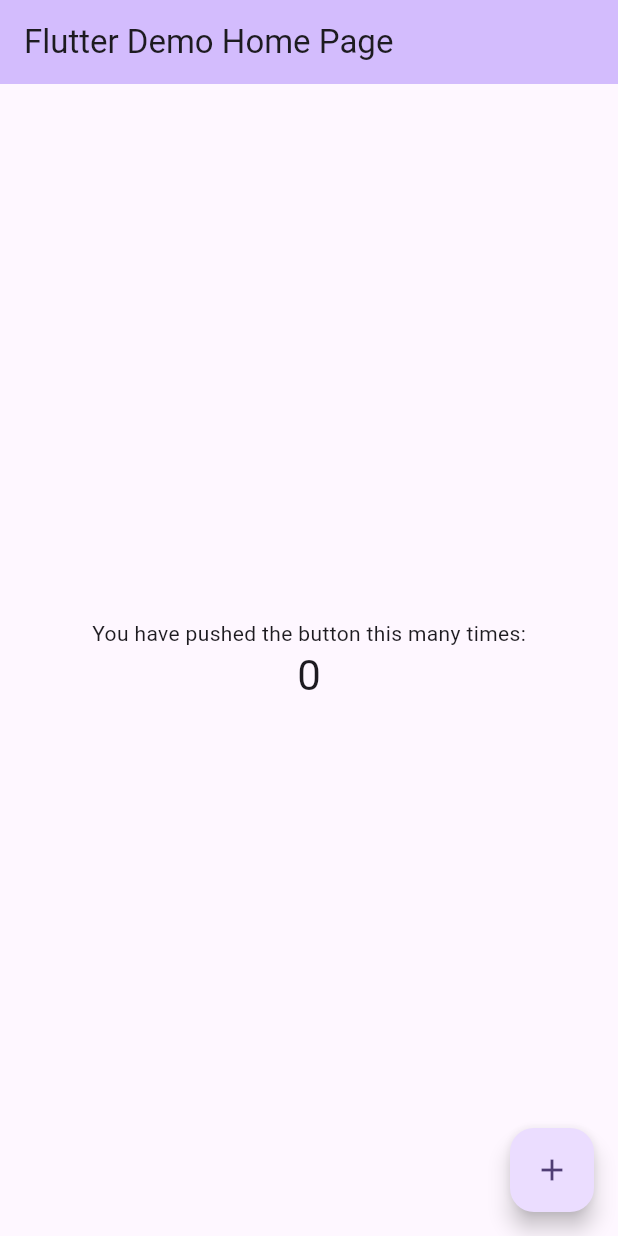
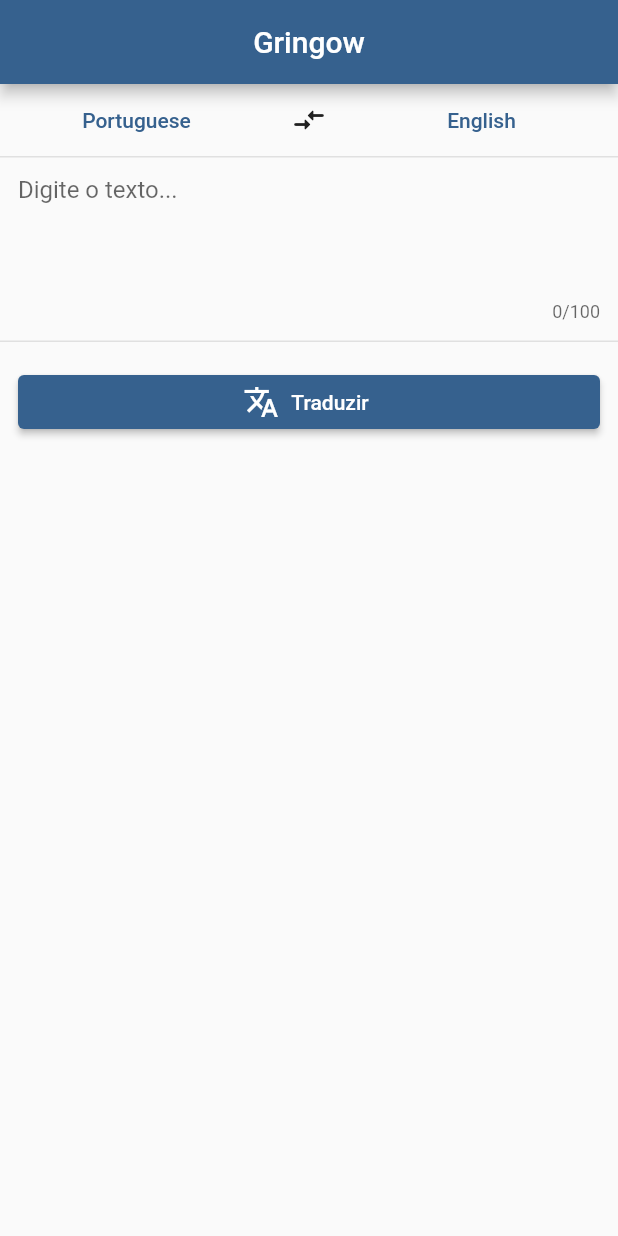
Before and after one commit to willianveit/translator-gpt, a Flutter app: the screen it shows after launch, on a phone screen of 412 x 824 dp. Run offline on Flutter 3.47's test engine with Material 2 defaults, Android fonts, the phone set to English and light mode, and no system bars; our stand-ins replace flutter_bloc, flutter_modular; missing offline and left inert: dart_openai.

Commit message:
primeira versao

```diff
--- /dev/null
+++ b/lib/app_strings.dart
@@ -0,0 +1,3 @@
+class AppStrings {
+  static const String appName = 'Gringow';
+}
--- /dev/null
+++ b/lib/app_widget.dart
@@ -0,0 +1,27 @@
+import 'package:flutter/material.dart';
+import 'package:flutter_modular/flutter_modular.dart';
+import 'app_strings.dart';
+
+class AppWidget extends StatelessWidget {
+  const AppWidget({Key? key}) : super(key: key);
+
+  @override
+  Widget build(BuildContext context) {
+    return MaterialApp.router(
+      title: AppStrings.appName,
+      debugShowCheckedModeBanner: false,
+      routeInformationParser: Modular.routeInformationParser,
+      routerDelegate: Modular.routerDelegate,
+      theme: ThemeData(
+        colorScheme: ColorScheme.fromSeed(
+          seedColor: Colors.blue,
+        ),
+        checkboxTheme: CheckboxThemeData(
+          fillColor: MaterialStateProperty.all(
+            Colors.blueGrey,
+          ),
+        ),
+      ),
+    );
+  }
+}
--- a/lib/main.dart
+++ b/lib/main.dart
@@ -1,125 +1,19 @@
+import 'package:dart_openai/dart_openai.dart';
 import 'package:flutter/material.dart';
+import 'package:flutter_modular/flutter_modular.dart';
+
+import 'app_module.dart';
+import 'app_widget.dart';
 
 void main() {
-  runApp(const MyApp());
+  // Crie sua api-key em
+  // https://platform.openai.com/account/api-keys
+  OpenAI.apiKey = 'sua api-key';
+  OpenAI.organization = "sua organização";
+  runApp(
+    ModularApp(
+      module: AppModule(),
+      child: const AppWidget(),
+    ),
+  );
 }
-
-class MyApp extends StatelessWidget {
-  const MyApp({super.key});
-
-  // This widget is the root of your application.
-  @override
-  Widget build(BuildContext context) {
-    return MaterialApp(
-      title: 'Flutter Demo',
-      theme: ThemeData(
-        // This is the theme of your application.
-        //
-        // TRY THIS: Try running your application with "flutter run". You'll see
-        // the application has a blue toolbar. Then, without quitting the app,
-        // try changing the seedColor in the colorScheme below to Colors.green
-        // and then invoke "hot reload" (save your changes or press the "hot
-        // reload" button in a Flutter-supported IDE, or press "r" if you used
-        // the command line to start the app).
-        //
-        // Notice that the counter didn't reset back to zero; the application
-        // state is not lost during the reload. To reset the state, use hot
-        // restart instead.
-        //
-        // This works for code too, not just values: Most code changes can be
-        // tested with just a hot reload.
-        colorScheme: ColorScheme.fromSeed(seedColor: Colors.deepPurple),
-        useMaterial3: true,
-      ),
-      home: const MyHomePage(title: 'Flutter Demo Home Page'),
-    );
-  }
-}
-
-class MyHomePage extends StatefulWidget {
-  const MyHomePage({super.key, required this.title});
-
-  // This widget is the home page of your application. It is stateful, meaning
-  // that it has a State object (defined below) that contains fields that affect
-  // how it looks.
-
-  // This class is the configuration for the state. It holds the values (in this
-  // case the title) provided by the parent (in this case the App widget) and
-  // used by the build method of the State. Fields in a Widget subclass are
-  // always marked "final".
-
-  final String title;
-
-  @override
-  State<MyHomePage> createState() => _MyHomePageState();
-}
-
-class _MyHomePageState extends State<MyHomePage> {
-  int _counter = 0;
-
-  void _incrementCounter() {
-    setState(() {
-      // This call to setState tells the Flutter framework that something has
-      // changed in this State, which causes it to rerun the build method below
-      // so that the display can reflect the updated values. If we changed
-      // _counter without calling setState(), then the build method would not be
-      // called again, and so nothing would appear to happen.
-      _counter++;
-    });
-  }
-
-  @override
-  Widget build(BuildContext context) {
-    // This method is rerun every time setState is called, for instance as done
-    // by the _incrementCounter method above.
-    //
-    // The Flutter framework has been optimized to make rerunning build methods
-    // fast, so that you can just rebuild anything that needs updating rather
-    // than having to individually change instances of widgets.
-    return Scaffold(
-      appBar: AppBar(
-        // TRY THIS: Try changing the color here to a specific color (to
-        // Colors.amber, perhaps?) and trigger a hot reload to see the AppBar
-        // change color while the other colors stay the same.
-        backgroundColor: Theme.of(context).colorScheme.inversePrimary,
-        // Here we take the value from the MyHomePage object that was created by
-        // the App.build method, and use it to set our appbar title.
-        title: Text(widget.title),
-      ),
-      body: Center(
-        // Center is a layout widget. It takes a single child and positions it
-        // in the middle of the parent.
-        child: Column(
-          // Column is also a layout widget. It takes a list of children and
-          // arranges them vertically. By default, it sizes itself to fit its
-          // children horizontally, and tries to be as tall as its parent.
-          //
-          // Column has various properties to control how it sizes itself and
-          // how it positions its children. Here we use mainAxisAlignment to
-          // center the children vertically; the main axis here is the vertical
-          // axis because Columns are vertical (the cross axis would be
-          // horizontal).
-          //
-          // TRY THIS: Invoke "debug painting" (choose the "Toggle Debug Paint"
-          // action in the IDE, or press "p" in the console), to see the
-          // wireframe for each widget.
-          mainAxisAlignment: MainAxisAlignment.center,
-          children: <Widget>[
-            const Text(
-              'You have pushed the button this many times:',
-            ),
-            Text(
-              '$_counter',
-              style: Theme.of(context).textTheme.headlineMedium,
-            ),
-          ],
-        ),
-      ),
-      floatingActionButton: FloatingActionButton(
-        onPressed: _incrementCounter,
-        tooltip: 'Increment',
-        child: const Icon(Icons.add),
-      ), // This trailing comma makes auto-formatting nicer for build methods.
-    );
-  }
-}
--- /dev/null
+++ b/lib/translater/controllers/translater_state.dart
@@ -0,0 +1,29 @@
+part of 'translater_bloc.dart';
+
+class TranslaterState {
+  final Status translaterStatus;
+  final String response;
+  final Language firstLanguageSelected;
+  final Language secondLanguageSelected;
+
+  const TranslaterState({
+    this.translaterStatus = Status.initial,
+    this.response = '',
+    this.firstLanguageSelected = Language.Portuguese,
+    this.secondLanguageSelected = Language.English,
+  });
+
+  TranslaterState copyWith({
+    Status? translaterStatus,
+    String? response,
+    Language? firstLanguageSelected,
+    Language? secondLanguageSelected,
+  }) {
+    return TranslaterState(
+      translaterStatus: translaterStatus ?? this.translaterStatus,
+      response: response ?? this.response,
+      firstLanguageSelected: firstLanguageSelected ?? this.firstLanguageSelected,
+      secondLanguageSelected: secondLanguageSelected ?? this.secondLanguageSelected,
+    );
+  }
+}
--- /dev/null
+++ b/lib/translater/enums/language.dart
@@ -0,0 +1,11 @@
+enum Language {
+  Portuguese,
+  English,
+  Spanish,
+}
+
+const List<Language> languages = [
+  Language.Portuguese,
+  Language.English,
+  Language.Spanish,
+];
--- /dev/null
+++ b/lib/translater/enums/status.dart
@@ -0,0 +1,6 @@
+enum Status {
+  initial,
+  loading,
+  error,
+  success,
+}
--- /dev/null
+++ b/lib/translater/presentation/language_options_panel.dart
@@ -0,0 +1,95 @@
+import 'package:flutter/material.dart';
+import 'package:flutter_modular/flutter_modular.dart';
+
+import '../enums/language.dart';
+import 'modals/show_modal_g.dart';
+import 'widgets/divider_g.dart';
+
+class LanguageOptionsPanel extends StatelessWidget {
+  LanguageOptionsPanel({
+    super.key,
+    required this.firstLanguageSelected,
+    required this.secondLanguageSelected,
+    required this.onChangedFirstLanguage,
+    required this.onChangedsecondLanguage,
+    required this.onTapSwitchLanguage,
+  });
+
+  final Language firstLanguageSelected;
+  final Language secondLanguageSelected;
+  final Function(Language) onChangedFirstLanguage;
+  final Function(Language) onChangedsecondLanguage;
+  final VoidCallback onTapSwitchLanguage;
+
+  @override
+  Widget build(BuildContext context) {
+    return Container(
+      child: Column(
+        mainAxisAlignment: MainAxisAlignment.center,
+        children: [
+          Row(
+            children: [
+              Expanded(
+                child: TextButton(
+                  child: Text(
+                    firstLanguageSelected.name,
+                  ),
+                  onPressed: () => showModalLanguage(
+                    context,
+                    onChangedLanguage: onChangedFirstLanguage,
+                  ),
+                ),
+              ),
+              IconButton(
+                onPressed: onTapSwitchLanguage,
+                icon: Icon(
+                  Icons.compare_arrows_rounded,
+                ),
+              ),
+              Expanded(
+                child: TextButton(
+                  child: Text(
+                    secondLanguageSelected.name,
+                  ),
+                  onPressed: () => showModalLanguage(
+                    context,
+                    onChangedLanguage: onChangedsecondLanguage,
+                  ),
+                ),
+              ),
+            ],
+          ),
+          DividerG(),
+        ],
+      ),
+    );
+  }
+}
+
+void showModalLanguage(
+  BuildContext context, {
+  required Function(Language) onChangedLanguage,
+}) {
+  showModalG(
+    context,
+    child: Column(
+      mainAxisSize: MainAxisSize.min,
+      crossAxisAlignment: CrossAxisAlignment.stretch,
+      children: [
+        ...languages
+            .map(
+              (language) => TextButton(
+                onPressed: () {
+                  onChangedLanguage(language);
+                  Modular.to.pop();
+                },
+                child: Text(
+                  language.name,
+                ),
+              ),
+            )
+            .toList(),
+      ],
+    ),
+  );
+}
--- /dev/null
+++ b/lib/translater/presentation/pages/translater_page.dart
@@ -0,0 +1,153 @@
+import 'package:flutter/material.dart';
+import 'package:flutter_bloc/flutter_bloc.dart';
+import 'package:flutter_modular/flutter_modular.dart';
+import '../../controllers/translater_bloc.dart';
+import '../../enums/status.dart';
+import '../language_options_panel.dart';
+import '../widgets/divider_g.dart';
+
+class TranslaterPage extends StatefulWidget {
+  const TranslaterPage({super.key});
+
+  @override
+  State<TranslaterPage> createState() => _TranslaterPageState();
+}
+
+class _TranslaterPageState extends State<TranslaterPage> {
+  final cubit = Modular.get<TranslaterBloc>();
+
+  final _textEditingController = TextEditingController();
+  bool giveExplanation = true;
+  bool giveExamples = true;
+
+  @override
+  Widget build(BuildContext context) {
+    return BlocConsumer<TranslaterBloc, TranslaterState>(
+      listener: (context, state) {},
+      bloc: cubit,
+      buildWhen: (previous, current) =>
+          previous.firstLanguageSelected != current.firstLanguageSelected ||
+          previous.secondLanguageSelected != current.secondLanguageSelected,
+      builder: (context, state) {
+        return Scaffold(
+          appBar: AppBar(
+            backgroundColor: Theme.of(context).colorScheme.primary,
+            centerTitle: true,
+            title: const Text(
+              'Gringow',
+              style: TextStyle(
+                color: Colors.white,
+              ),
+            ),
+          ),
+          body: SafeArea(
+            child: SingleChildScrollView(
+              child: Column(
+                crossAxisAlignment: CrossAxisAlignment.stretch,
+                children: [
+                  LanguageOptionsPanel(
+                    firstLanguageSelected: state.firstLanguageSelected,
+                    secondLanguageSelected: state.secondLanguageSelected,
+                    onChangedFirstLanguage: cubit.onChangedFirstLanguage,
+                    onChangedsecondLanguage: cubit.onChangedsecondLanguage,
+                    onTapSwitchLanguage: cubit.onTapSwitchLanguage,
+                  ),
+                  Padding(
+                    padding: const EdgeInsets.all(12.0),
+                    child: TextFormField(
+                      controller: _textEditingController,
+                      maxLines: 4,
+                      maxLength: 100,
+                      decoration: const InputDecoration.collapsed(
+                        hintText: 'Digite o texto...',
+                      ),
+                    ),
+                  ),
+                  const DividerG(),
+                  const SizedBox(height: 4),
+                  Padding(
+                    padding: const EdgeInsets.only(
+                      top: 12,
+                      bottom: 6,
+                      right: 12,
+                      left: 12,
+                    ),
+                    child: ElevatedButton.icon(
+                      style: ButtonStyle(
+                        backgroundColor: MaterialStateProperty.all(
+                          Theme.of(context).colorScheme.primary,
+                        ),
+                      ),
+                      icon: const Icon(
+                        Icons.translate,
+                        color: Colors.white,
+                      ),
+                      onPressed: () {
+                        FocusScope.of(context).requestFocus(FocusNode());
+                        cubit.translate(
+                          text: _textEditingController.text,
+                          firstLanguage: state.firstLanguageSelected,
+                          secondLanguage: state.secondLanguageSelected,
+                          giveExamples: giveExamples,
+                          giveExplanation: giveExplanation,
+                        );
+                      },
+                      label: const Text(
+                        'Traduzir',
+                        style: TextStyle(
+                          color: Colors.white,
+                        ),
+                      ),
+                    ),
+                  ),
+                  const SizedBox(height: 4),
+                  BlocBuilder<TranslaterBloc, TranslaterState>(
+                    bloc: cubit,
+                    builder: (context, state) {
+                      if (state.translaterStatus == Status.loading) {
+                        return const Padding(
+                          padding: EdgeInsets.all(30.0),
+                          child: Center(
+                            child: CircularProgressIndicator(),
+                          ),
+                        );
+                      }
+
+                      if (state.response.isEmpty) {
+                        return Container();
+                      }
+
+                      return Container(
+                        padding: const EdgeInsets.only(top: 6),
+                        child: Container(
+                          color: Theme.of(context).colorScheme.secondary,
+                          width: double.infinity,
+                          padding: const EdgeInsets.only(
+                            top: 12,
+                            left: 8,
+                            right: 8,
+                            bottom: 20,
+                          ),
+                          child: SingleChildScrollView(
+                            child: SelectableText(
+                              state.response,
+                              style: const TextStyle(
+                                color: Colors.white,
+                                height: 1.4,
+                                fontSize: 16,
+                              ),
+                            ),
+                          ),
+                        ),
+                      );
+                    },
+                  ),
+                ],
+              ),
+            ),
+          ),
+        );
+      },
+    );
+  }
+}
--- /dev/null
+++ b/lib/translater/presentation/widgets/divider_g.dart
@@ -0,0 +1,14 @@
+import 'package:flutter/material.dart';
+
+class DividerG extends StatelessWidget {
+  const DividerG({super.key});
+
+  @override
+  Widget build(BuildContext context) {
+    return Container(
+      height: 1,
+      width: double.infinity,
+      color: Colors.grey.shade300,
+    );
+  }
+}
```
Also changed, not shown: lib/app_module.dart (added, +18 -0 lines), lib/translater/controllers/translater_bloc.dart (added, +115 -0 lines), lib/translater/presentation/modals/show_modal_g.dart (added, +26 -0 lines), pubspec.yaml (+3 -68 lines), pubspec.lock, 2 other files.
